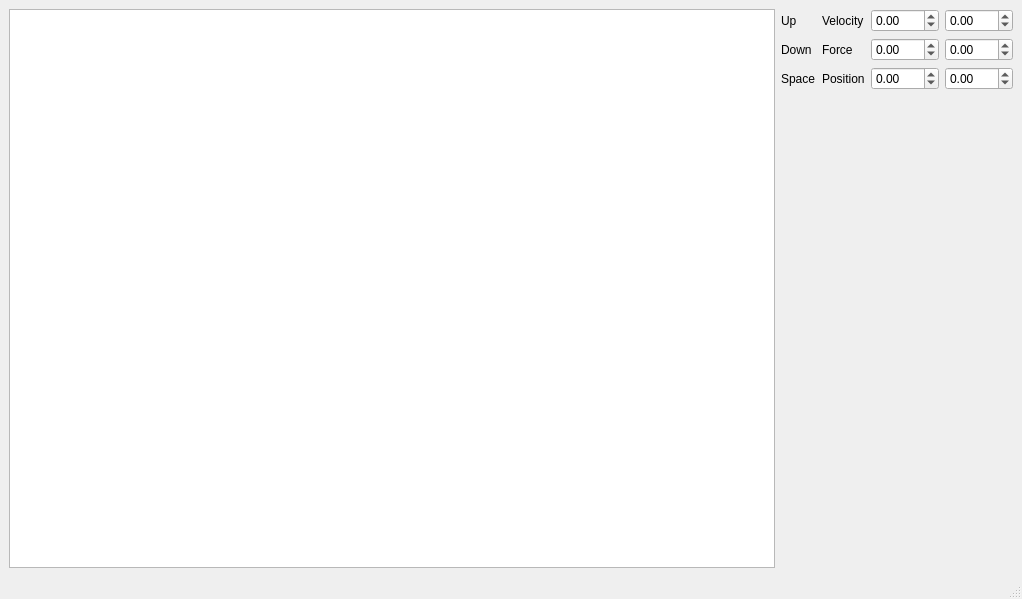
Before: the Qt Designer form src/app/MainWindow.ui in dpietruchowski/qbox2d, drawn with Qt 5.
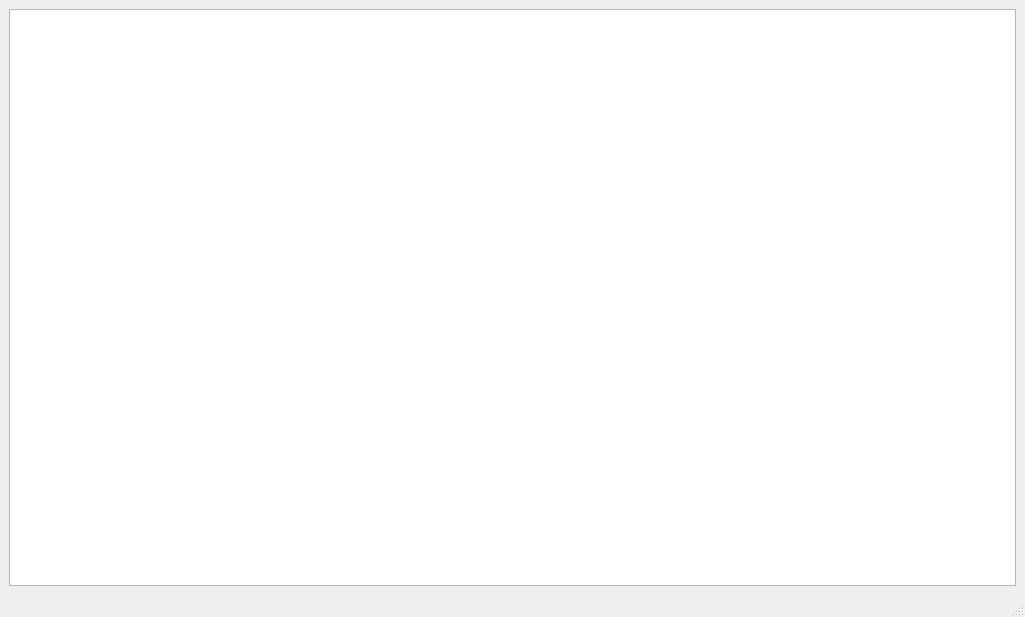
After: the same form once the commit is applied.

What changed in the file:
```diff
--- a/src/app/MainWindow.ui
+++ b/src/app/MainWindow.ui
@@ -6,8 +6,8 @@
    <rect>
     <x>0</x>
     <y>0</y>
-    <width>1022</width>
-    <height>599</height>
+    <width>1025</width>
+    <height>617</height>
    </rect>
   </property>
   <property name="windowTitle">
@@ -18,125 +18,6 @@
     <item>
      <widget class="QGraphicsView" name="graphicsView"/>
     </item>
-    <item>
-     <layout class="QGridLayout" name="gridLayout">
-      <item row="3" column="3">
-       <widget class="QDoubleSpinBox" name="doubleSpinBoxPY">
-        <property name="minimum">
-         <double>-200.000000000000000</double>
-        </property>
-        <property name="maximum">
-         <double>200.990000000000009</double>
-        </property>
-       </widget>
-      </item>
-      <item row="1" column="1">
-       <widget class="QLabel" name="label_2">
-        <property name="text">
-         <string>Velocity</string>
-        </property>
-       </widget>
-      </item>
-      <item row="3" column="2">
-       <widget class="QDoubleSpinBox" name="doubleSpinBoxPX">
-        <property name="minimum">
-         <double>-200.000000000000000</double>
-        </property>
-        <property name="maximum">
-         <double>200.990000000000009</double>
-        </property>
-       </widget>
-      </item>
-      <item row="4" column="2">
-       <spacer name="verticalSpacer">
-        <property name="orientation">
-         <enum>Qt::Vertical</enum>
-        </property>
-        <property name="sizeHint" stdset="0">
-         <size>
-          <width>20</width>
-          <height>40</height>
-         </size>
-        </property>
-       </spacer>
-      </item>
-      <item row="1" column="3">
-       <widget class="QDoubleSpinBox" name="doubleSpinBoxVY">
-        <property name="minimum">
-         <double>-200.000000000000000</double>
-        </property>
-        <property name="maximum">
-         <double>200.990000000000009</double>
-        </property>
-       </widget>
-      </item>
-      <item row="3" column="1">
-       <widget class="QLabel" name="label_6">
-        <property name="text">
-         <string>Position</string>
-        </property>
-       </widget>
-      </item>
-      <item row="2" column="1">
-       <widget class="QLabel" name="label">
-        <property name="text">
-         <string>Force</string>
-        </property>
-       </widget>
-      </item>
-      <item row="1" column="2">
-       <widget class="QDoubleSpinBox" name="doubleSpinBoxVX">
-        <property name="minimum">
-         <double>-200.000000000000000</double>
-        </property>
-        <property name="maximum">
-         <double>200.990000000000009</double>
-        </property>
-       </widget>
-      </item>
-      <item row="2" column="2">
-       <widget class="QDoubleSpinBox" name="doubleSpinBoxFX">
-        <property name="minimum">
-         <double>-200.000000000000000</double>
-        </property>
-        <property name="maximum">
-         <double>200.990000000000009</double>
-        </property>
-       </widget>
-      </item>
-      <item row="2" column="3">
-       <widget class="QDoubleSpinBox" name="doubleSpinBoxFY">
-        <property name="minimum">
-         <double>-200.000000000000000</double>
-        </property>
-        <property name="maximum">
-         <double>200.990000000000009</double>
-        </property>
-       </widget>
-      </item>
-      <item row="2" column="0">
-       <widget class="QLabel" name="label_3">
-        <property name="text">
-         <string>Down</string>
-        </property>
-       </widget>
-      </item>
-      <item row="1" column="0">
-       <widget class="QLabel" name="label_4">
-        <property name="text">
-         <string>Up</string>
-        </property>
-       </widget>
-      </item>
-      <item row="3" column="0">
-       <widget class="QLabel" name="label_5">
-        <property name="text">
-         <string>Space</string>
-        </property>
-       </widget>
-      </item>
-     </layout>
-    </item>
    </layout>
   </widget>
   <widget class="QMenuBar" name="menubar">
```
Left out of the diff: 2 changed lines with no effect on the pictures.
